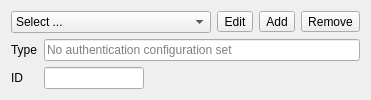
This is qgsauthenticationconfigselect.ui in dakcarto/QGIS-Auth as Qt 5 draws it before an edit. The edited form follows.
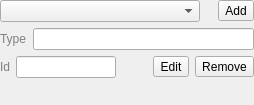
This is the edited form.

Commit message: Add selector widget; update type description strings

Diff of the .ui file:
```diff
--- a/qgsauthenticationconfigselect.ui
+++ b/qgsauthenticationconfigselect.ui
@@ -2,13 +2,33 @@
 <ui version="4.0">
  <class>QgsAuthConfigSelect</class>
  <widget class="QWidget" name="QgsAuthConfigSelect">
+  <property name="geometry">
+   <rect>
+    <x>0</x>
+    <y>0</y>
+    <width>254</width>
+    <height>105</height>
+   </rect>
+  </property>
   <property name="windowTitle">
    <string>Authentication Configuration</string>
   </property>
   <layout class="QVBoxLayout" name="verticalLayout">
+   <property name="leftMargin">
+    <number>0</number>
+   </property>
+   <property name="topMargin">
+    <number>0</number>
+   </property>
+   <property name="rightMargin">
+    <number>0</number>
+   </property>
+   <property name="bottomMargin">
+    <number>0</number>
+   </property>
    <item>
-    <layout class="QGridLayout" name="gridLayout">
-     <item row="0" column="0">
+    <layout class="QHBoxLayout" name="horizontalLayout_2">
+     <item>
       <widget class="QComboBox" name="cmbConfigSelect">
        <property name="sizePolicy">
         <sizepolicy hsizetype="Expanding" vsizetype="Fixed">
@@ -28,18 +48,16 @@
          <height>16777215</height>
         </size>
        </property>
-       <item>
-        <property name="text">
-         <string>Select ...</string>
-        </property>
-       </item>
       </widget>
      </item>
-     <item row="0" column="4">
-      <spacer name="horizontalSpacer">
+     <item>
+      <spacer name="horizontalSpacer_2">
        <property name="orientation">
         <enum>Qt::Horizontal</enum>
        </property>
+       <property name="sizeType">
+        <enum>QSizePolicy::MinimumExpanding</enum>
+       </property>
        <property name="sizeHint" stdset="0">
         <size>
          <width>0</width>
@@ -48,21 +66,7 @@
        </property>
       </spacer>
      </item>
-     <item row="0" column="1">
-      <widget class="QToolButton" name="btnConfigEdit">
-       <property name="text">
-        <string>Edit</string>
-       </property>
-      </widget>
-     </item>
-     <item row="0" column="3">
-      <widget class="QToolButton" name="btnConfigRemove">
-       <property name="text">
-        <string>Remove</string>
-       </property>
-      </widget>
-     </item>
-     <item row="0" column="2">
+     <item>
       <widget class="QToolButton" name="btnConfigAdd">
        <property name="text">
         <string>Add</string>
@@ -75,6 +79,9 @@
     <layout class="QGridLayout" name="gridLayout_2">
      <item row="0" column="0">
       <widget class="QLabel" name="label">
+       <property name="styleSheet">
+        <string notr="true">QLabel{color: rgb(128, 128, 128);}</string>
+       </property>
        <property name="text">
         <string>Type</string>
        </property>
@@ -82,29 +89,45 @@
      </item>
      <item row="0" column="1">
       <widget class="QLineEdit" name="leConfigProviderType">
+       <property name="styleSheet">
+        <string notr="true">QLineEdit{color: rgb(128, 128, 128);}</string>
+       </property>
        <property name="readOnly">
         <bool>true</bool>
        </property>
-       <property name="placeholderText">
-        <string>No authentication configuration set</string>
-       </property>
       </widget>
      </item>
-     <item row="1" column="0">
+    </layout>
+   </item>
+   <item>
+    <layout class="QHBoxLayout" name="horizontalLayout">
+     <item>
       <widget class="QLabel" name="label_2">
+       <property name="styleSheet">
+        <string notr="true">QLabel{color: rgb(128, 128, 128);}</string>
+       </property>
        <property name="text">
-        <string>ID</string>
+        <string>Id</string>
        </property>
       </widget>
      </item>
-     <item row="1" column="1">
+     <item>
       <widget class="QLineEdit" name="leConfigId">
+       <property name="minimumSize">
+        <size>
+         <width>80</width>
+         <height>0</height>
+        </size>
+       </property>
        <property name="maximumSize">
         <size>
          <width>100</width>
          <height>16777215</height>
         </size>
        </property>
+       <property name="styleSheet">
+        <string notr="true">QLineEdit{color: rgb(128, 128, 128);}</string>
+       </property>
        <property name="frame">
         <bool>true</bool>
        </property>
@@ -113,6 +136,33 @@
        </property>
       </widget>
      </item>
+     <item>
+      <spacer name="horizontalSpacer">
+       <property name="orientation">
+        <enum>Qt::Horizontal</enum>
+       </property>
+       <property name="sizeHint" stdset="0">
+        <size>
+         <width>0</width>
+         <height>20</height>
+        </size>
+       </property>
+      </spacer>
+     </item>
+     <item>
+      <widget class="QToolButton" name="btnConfigEdit">
+       <property name="text">
+        <string>Edit</string>
+       </property>
+      </widget>
+     </item>
+     <item>
+      <widget class="QToolButton" name="btnConfigRemove">
+       <property name="text">
+        <string>Remove</string>
+       </property>
+      </widget>
+     </item>
     </layout>
    </item>
    <item>
```
The commit also changes 11 other files.
